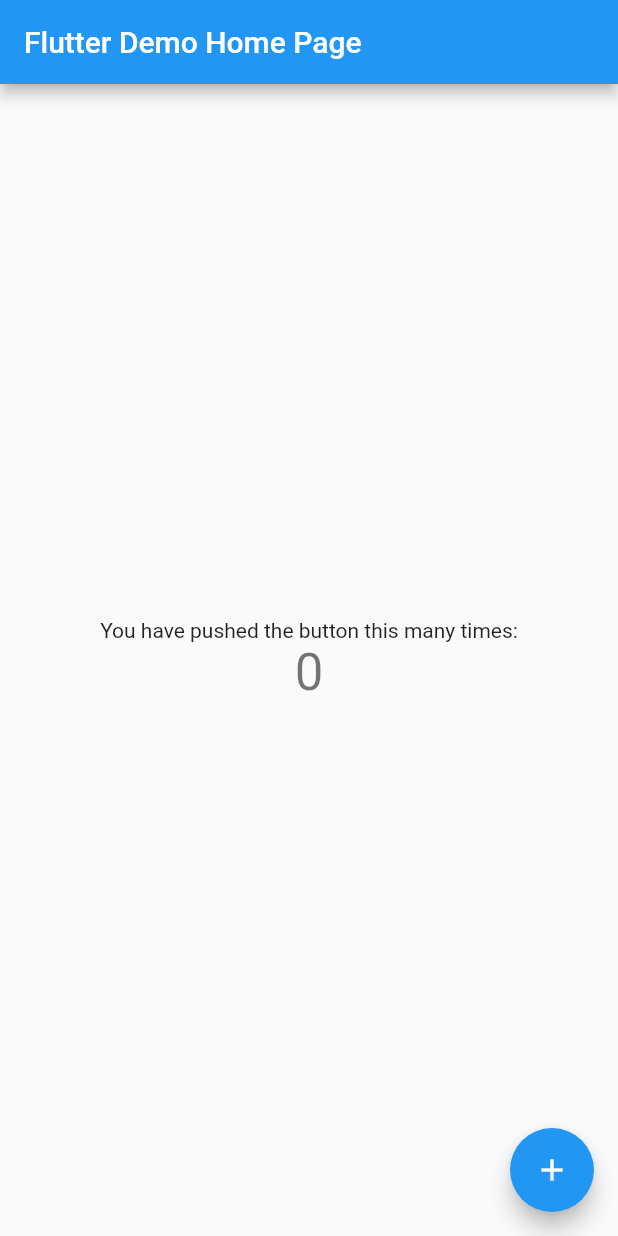
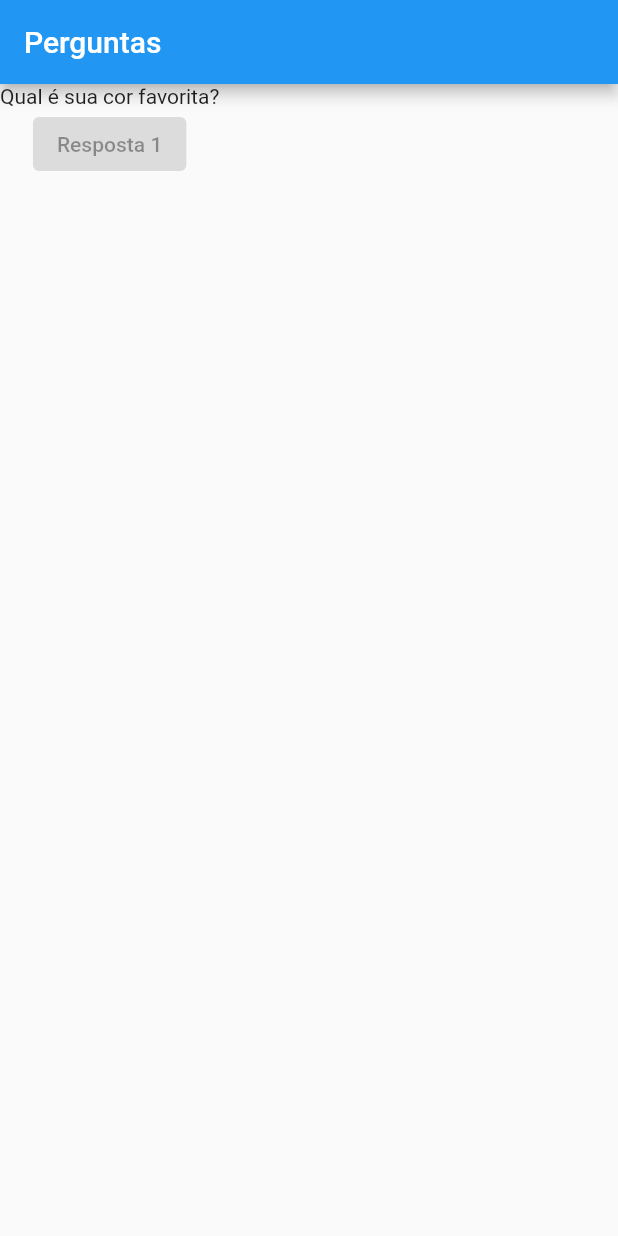
Before and after one commit to elton-costa/projeto-perguntas, a Flutter app: the screen it shows after launch, on a phone screen of 412 x 824 dp. Run offline on Flutter 3.47's test engine with Material 2 defaults, Android fonts, the phone set to English and light mode, and no system bars.

Commit message:
Create class PerguntasApp

```diff
--- a/lib/main.dart
+++ b/lib/main.dart
@@ -1,115 +1,27 @@
 import 'package:flutter/material.dart';
 
-void main() {
-  runApp(const MyApp());
-}
+main() => runApp(PerguntasApp());
 
-class MyApp extends StatelessWidget {
-  const MyApp({Key? key}) : super(key: key);
-
-  // This widget is the root of your application.
+class PerguntasApp extends StatelessWidget {
   @override
   Widget build(BuildContext context) {
+    final perguntas = [
+      'Qual é sua cor favorita?',
+      'QUal é o seu animal favorito?',
+    ];
+
     return MaterialApp(
-      title: 'Flutter Demo',
-      theme: ThemeData(
-        // This is the theme of your application.
-        //
-        // Try running your application with "flutter run". You'll see the
-        // application has a blue toolbar. Then, without quitting the app, try
-        // changing the primarySwatch below to Colors.green and then invoke
-        // "hot reload" (press "r" in the console where you ran "flutter run",
-        // or simply save your changes to "hot reload" in a Flutter IDE).
-        // Notice that the counter didn't reset back to zero; the application
-        // is not restarted.
-        primarySwatch: Colors.blue,
+      home: Scaffold(
+        appBar: AppBar(
+          title: Text('Perguntas'),
+        ),
+        body: Column(
+          children: [
+            Text(perguntas[0]),
+            ElevatedButton(onPressed: null, child: Text('Resposta 1'))
+          ],
+        ),
       ),
-      home: const MyHomePage(title: 'Flutter Demo Home Page'),
     );
   }
 }
-
-class MyHomePage extends StatefulWidget {
-  const MyHomePage({Key? key, required this.title}) : super(key: key);
-
-  // This widget is the home page of your application. It is stateful, meaning
-  // that it has a State object (defined below) that contains fields that affect
-  // how it looks.
-
-  // This class is the configuration for the state. It holds the values (in this
-  // case the title) provided by the parent (in this case the App widget) and
-  // used by the build method of the State. Fields in a Widget subclass are
-  // always marked "final".
-
-  final String title;
-
-  @override
-  State<MyHomePage> createState() => _MyHomePageState();
-}
-
-class _MyHomePageState extends State<MyHomePage> {
-  int _counter = 0;
-
-  void _incrementCounter() {
-    setState(() {
-      // This call to setState tells the Flutter framework that something has
-      // changed in this State, which causes it to rerun the build method below
-      // so that the display can reflect the updated values. If we changed
-      // _counter without calling setState(), then the build method would not be
-      // called again, and so nothing would appear to happen.
-      _counter++;
-    });
-  }
-
-  @override
-  Widget build(BuildContext context) {
-    // This method is rerun every time setState is called, for instance as done
-    // by the _incrementCounter method above.
-    //
-    // The Flutter framework has been optimized to make rerunning build methods
-    // fast, so that you can just rebuild anything that needs updating rather
-    // than having to individually change instances of widgets.
-    return Scaffold(
-      appBar: AppBar(
-        // Here we take the value from the MyHomePage object that was created by
-        // the App.build method, and use it to set our appbar title.
-        title: Text(widget.title),
-      ),
-      body: Center(
-        // Center is a layout widget. It takes a single child and positions it
-        // in the middle of the parent.
-        child: Column(
-          // Column is also a layout widget. It takes a list of children and
-          // arranges them vertically. By default, it sizes itself to fit its
-          // children horizontally, and tries to be as tall as its parent.
-          //
-          // Invoke "debug painting" (press "p" in the console, choose the
-          // "Toggle Debug Paint" action from the Flutter Inspector in Android
-          // Studio, or the "Toggle Debug Paint" command in Visual Studio Code)
-          // to see the wireframe for each widget.
-          //
-          // Column has various properties to control how it sizes itself and
-          // how it positions its children. Here we use mainAxisAlignment to
-          // center the children vertically; the main axis here is the vertical
-          // axis because Columns are vertical (the cross axis would be
-          // horizontal).
-          mainAxisAlignment: MainAxisAlignment.center,
-          children: <Widget>[
-            const Text(
-              'You have pushed the button this many times:',
-            ),
-            Text(
-              '$_counter',
-              style: Theme.of(context).textTheme.headline4,
-            ),
-          ],
-        ),
-      ),
-      floatingActionButton: FloatingActionButton(
-        onPressed: _incrementCounter,
-        tooltip: 'Increment',
-        child: const Icon(Icons.add),
-      ), // This trailing comma makes auto-formatting nicer for build methods.
-    );
-  }
-}
```
